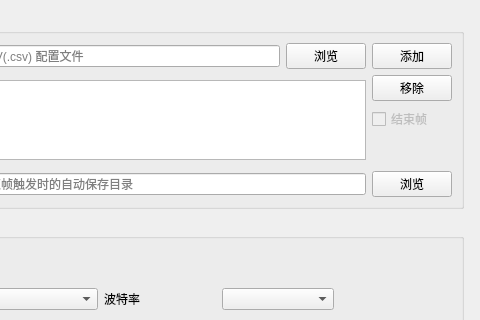
Above: widget.ui from BAKUMAN-0704/UARTStreamParsing before the change; both pictures show x 160 to 640 and y 0 to 320 of the 640 by 520 pixel window. Below: the same form after it.
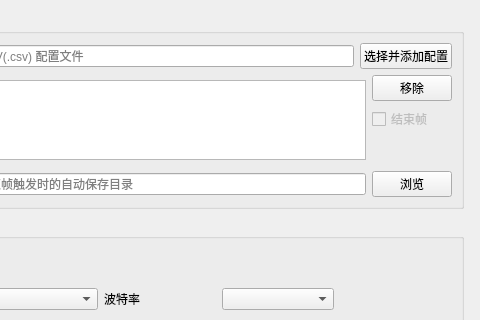
That is the form after the change.

Commit message:
fix: 修复多帧格式解析优先命中首个配置的问题
  - 校验所有带 fixedValue 的字段，避免共享帧头下误匹配
  - 按 CRC 状态和固定字段匹配度选择最佳配置
  - 新增 Qt Test 回归测试覆盖多配置共享帧头场景
  - 将“浏览/添加”合并为“选择并添加配置”

Patch:
```diff
--- a/widget.ui
+++ b/widget.ui
@@ -59,20 +59,10 @@
         <item>
          <widget class="QPushButton" name="btnBrowseConfig">
           <property name="text">
-           <string>浏览</string>
+           <string>选择并添加配置</string>
           </property>
           <property name="fixedWidth" stdset="0">
-           <number>60</number>
-          </property>
-         </widget>
-        </item>
-        <item>
-         <widget class="QPushButton" name="btnAddConfig">
-          <property name="text">
-           <string>添加</string>
-          </property>
-          <property name="fixedWidth" stdset="0">
-           <number>60</number>
+           <number>120</number>
           </property>
          </widget>
         </item>
```
The commit also changes 9 other files.
